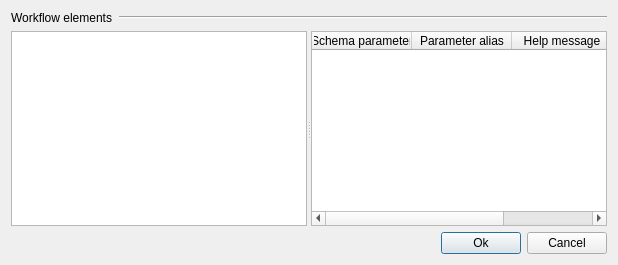
Old version of the form src/plugins/workflow_designer/src/ui/SchemaAliasesConfigurationDialog.ui in the repository violethaze74/ugene.
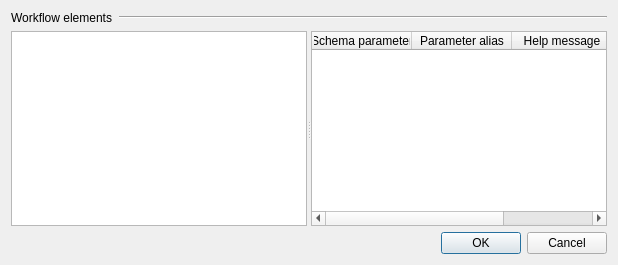
New version of the form.

Commit message: Help system for all dialogs, UI improvements for all dialogs.

Patch:
```diff
--- a/src/plugins/workflow_designer/src/ui/SchemaAliasesConfigurationDialog.ui
+++ b/src/plugins/workflow_designer/src/ui/SchemaAliasesConfigurationDialog.ui
@@ -86,35 +86,11 @@
     </widget>
    </item>
    <item>
-    <layout class="QHBoxLayout" name="horizontalLayout_2">
-     <item>
-      <spacer name="horizontalSpacer">
-       <property name="orientation">
-        <enum>Qt::Horizontal</enum>
-       </property>
-       <property name="sizeHint" stdset="0">
-        <size>
-         <width>40</width>
-         <height>20</height>
-        </size>
-       </property>
-      </spacer>
-     </item>
-     <item>
-      <widget class="QPushButton" name="okPushButton">
-       <property name="text">
-        <string>Ok</string>
-       </property>
-      </widget>
-     </item>
-     <item>
-      <widget class="QPushButton" name="cancelPushButton">
-       <property name="text">
-        <string>Cancel</string>
-       </property>
-      </widget>
-     </item>
-    </layout>
+    <widget class="QDialogButtonBox" name="buttonBox">
+     <property name="standardButtons">
+      <set>QDialogButtonBox::Cancel|QDialogButtonBox::Ok</set>
+     </property>
+    </widget>
    </item>
   </layout>
  </widget>
```
The commit also changes 309 other files.
